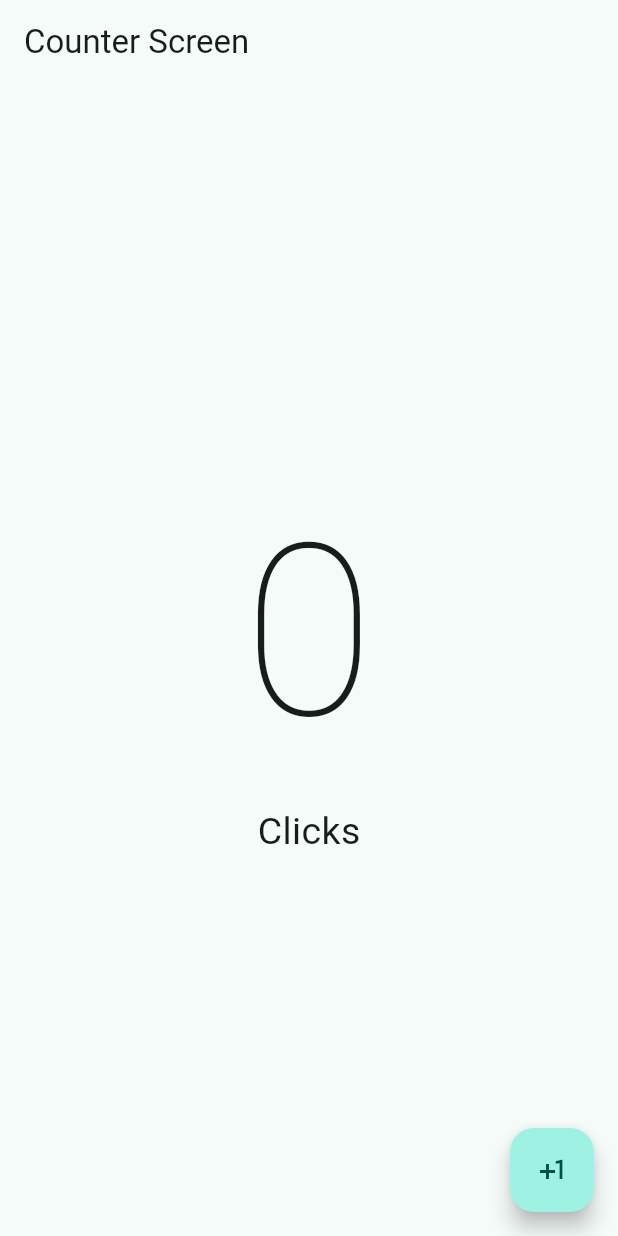
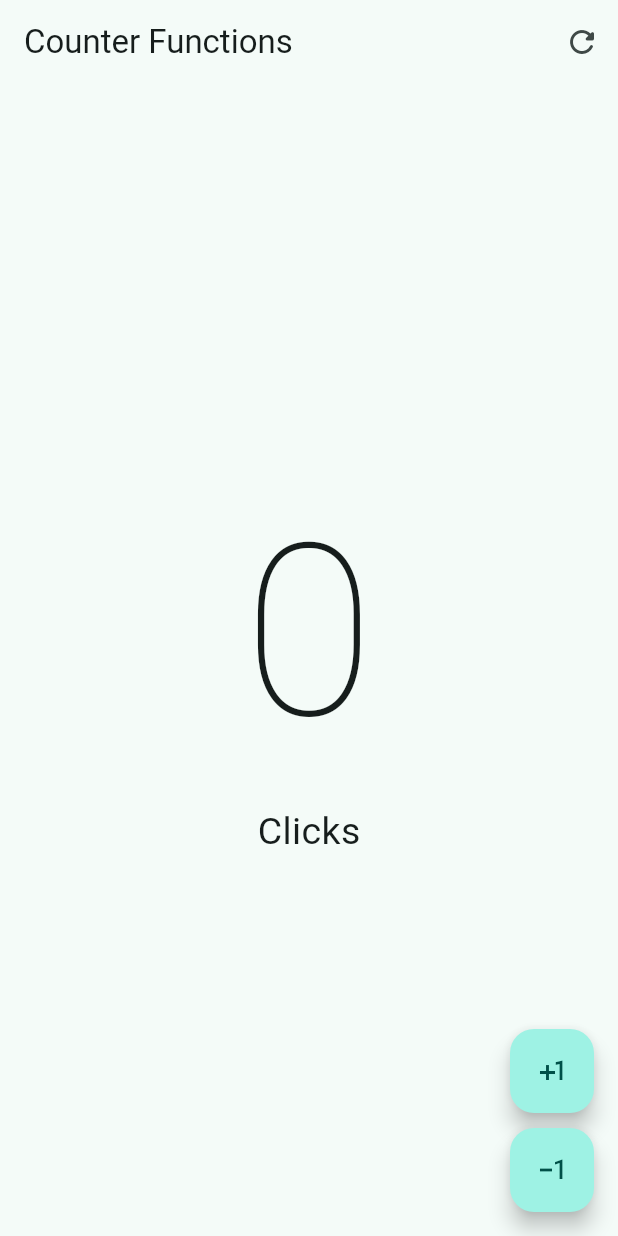
Before and after one commit to Alebernabe5/counterScreen, a Flutter app: the screen it shows after launch, on a phone screen of 412 x 824 dp. Run offline on Flutter 3.47's test engine with Material 3 defaults, Android fonts, the phone set to English and light mode, and no system bars.

Commit message:
Añado boton resta y le doy funcionalidad, ademas añado espacio con el widget SicedBox

```diff
--- a/lib/main.dart
+++ b/lib/main.dart
@@ -1,5 +1,6 @@
 import 'package:flutter/material.dart';
-import 'package:hello_world_app/presentation/screens/counter/counter_screen.dart';
+import 'package:hello_world_app/presentation/screens/counter/counter_functions_screen.dart';
+//import 'package:hello_world_app/presentation/screens/counter/counter_screen.dart';
 
 void main() {
   runApp(const MyApp());
@@ -17,6 +18,6 @@ class MyApp extends StatelessWidget {
             useMaterial3: true,
             colorSchemeSeed: Colors
                 .teal), //Esto es para poner el tema, a nivel 3, que en mi caso no hace falta ponerlo
-        home: const CounterScreen());
+        home: const CounterFunctionsScreen());
   }
 }
--- /dev/null
+++ b/lib/presentation/screens/counter/counter_functions_screen.dart
@@ -0,0 +1,77 @@
+import 'package:flutter/material.dart';
+
+class CounterFunctionsScreen extends StatefulWidget {
+  const CounterFunctionsScreen({super.key});
+
+  @override
+  State<CounterFunctionsScreen> createState() => _CounterFunctionsScreenState();
+}
+
+class _CounterFunctionsScreenState extends State<CounterFunctionsScreen> {
+  int clickCounter = 0;
+
+  @override
+  Widget build(BuildContext context) {
+    return Scaffold(
+        appBar: AppBar(
+          title: const Text('Counter Functions'),
+          actions: [
+            IconButton(
+              icon: const Icon(Icons.refresh_rounded),
+              onPressed: () {
+                setState(() {
+                  clickCounter = 0;
+                });
+              },
+            )
+          ],
+        ),
+        body: Center(
+          child: Column(
+            mainAxisAlignment: MainAxisAlignment
+                .center, //Con esto centramos el texto en el centro de la columna
+            children: [
+              Text(
+                '$clickCounter',
+                style:
+                    const TextStyle(fontSize: 160, fontWeight: FontWeight.w100),
+              ),
+              Text(
+                'Click${clickCounter == 1 ? '' : 's'}',
+                style: const TextStyle(fontSize: 25),
+              )
+            ],
+          ),
+        ),
+        floatingActionButton: Column(
+          mainAxisAlignment: MainAxisAlignment.end,
+          children: [
+            //BOTON SUMA
+            FloatingActionButton(
+              onPressed: () {
+                setState(() {
+                  //La funcion setState cambia el estado al momento
+                  clickCounter++; //Funcion contadora del estado
+                });
+              },
+              child: const Icon(Icons.plus_one),
+            ),
+            //Widget para dar espacios entre boton
+            const SizedBox(
+                height: 10), //Crea una caja para dar espacios y le doy styles
+
+            //BOTON RESTA
+            FloatingActionButton(
+              onPressed: () {
+                setState(() {
+                  //La funcion setState cambia el estado al momento
+                  clickCounter--; //Funcion contadora del estado
+                });
+              },
+              child: const Icon(Icons
+                  .exposure_minus_1_outlined), //Aqui camnbio el icono de resta
+            ),
+          ],
+        ));
+  }
+}
```
